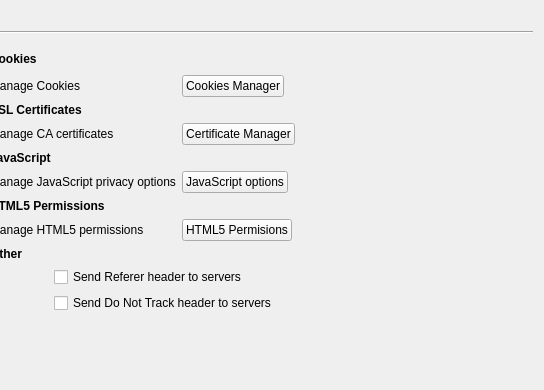
Old version of the form src/lib/preferences/preferences.ui in the repository QupZilla/qupzilla; both pictures show x 256 to 800 and y 0 to 390 of the 800 by 500 pixel window.
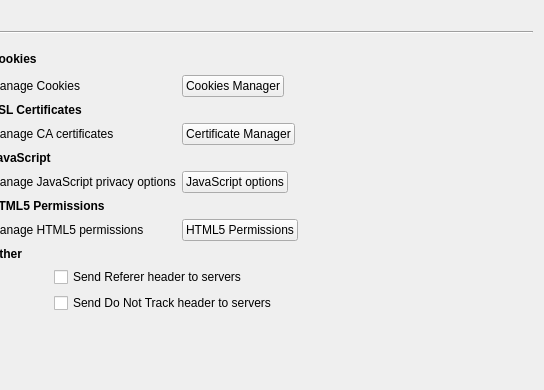
New version of the form. The open tabs and pages were chosen to show the change.

The edit to the form file:
```diff
--- a/src/lib/preferences/preferences.ui
+++ b/src/lib/preferences/preferences.ui
@@ -2247,7 +2247,7 @@
           </sizepolicy>
          </property>
          <property name="text">
-          <string>HTML5 Permisions</string>
+          <string>HTML5 Permissions</string>
          </property>
         </widget>
        </item>
```
